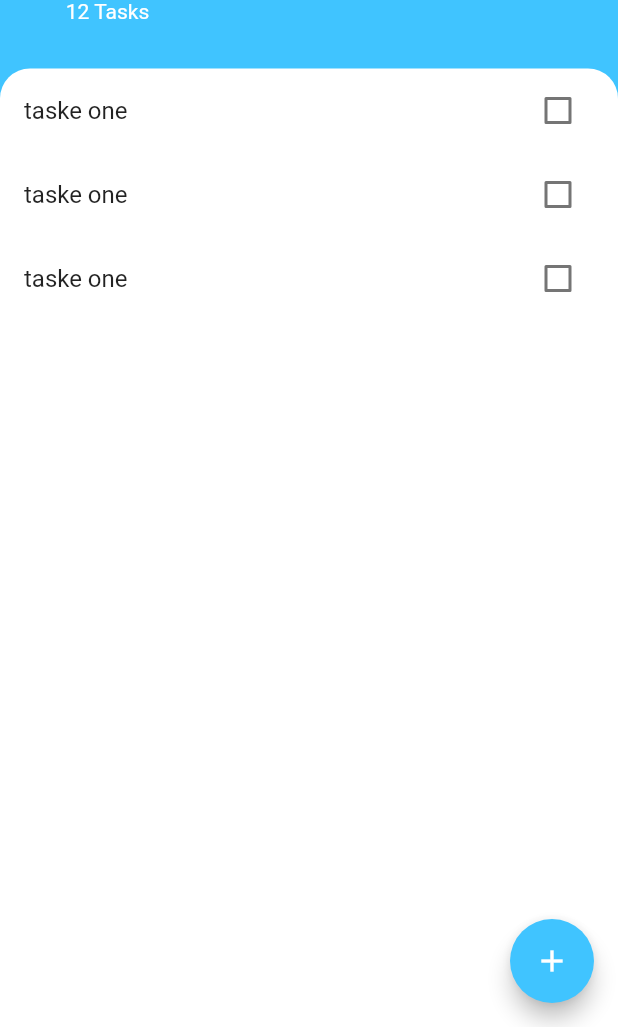
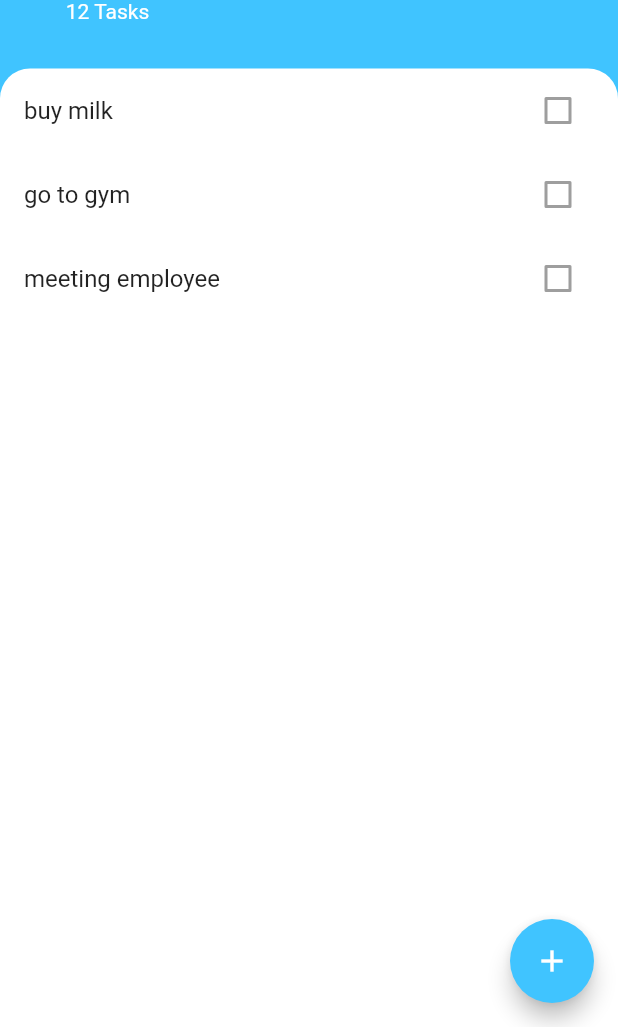
Before and after one commit to Bayan-kawas/todoey, a Flutter app: the screen it shows after launch, on a phone screen of 412 x 824 dp, the part 209-1236 px from its top. Run offline on Flutter 3.47's test engine with Material 2 defaults, Android fonts, the phone set to English and light mode, and no system bars.

Commit message:
make dynamic list of tasks bu using list view builder

```diff
--- a/lib/everyTask.dart
+++ b/lib/everyTask.dart
@@ -1,44 +1,24 @@
 import 'package:flutter/material.dart';
 
-class Task extends StatefulWidget {
-  @override
-  _TaskState createState() => _TaskState();
-}
-
-class _TaskState extends State<Task> {
-  bool isChecked = false;
-
-  void checkboxCallback(bool newValue) {
-    setState(() {
-      isChecked = newValue;
-    });
-  }
-
+class Task extends StatelessWidget {
+  final bool isChecked ;
+  final String textTitle;
+  final Function checkboxCallback;
+  Task({this.isChecked,this.textTitle,this.checkboxCallback});
   @override
   Widget build(BuildContext context) {
     return ListTile(
       title: Text(
-        'taske one',
+        textTitle,
         style: TextStyle(
             decoration: isChecked ? TextDecoration.lineThrough : null),
       ),
-      trailing: TaskCheckbox(isChecked, checkboxCallback),
+      trailing: Checkbox(
+        activeColor: Colors.lightBlueAccent,
+        value: isChecked,
+        onChanged:checkboxCallback,
+
+      ),
     );
   }
 }
-
-class TaskCheckbox extends StatelessWidget {
-  final bool checkboxState;
-  final Function toggleCheckboxState;
-
-  TaskCheckbox(this.checkboxState, this.toggleCheckboxState);
-
-  @override
-  Widget build(BuildContext context) {
-    return Checkbox(
-      activeColor: Colors.lightBlueAccent,
-      value: checkboxState,
-      onChanged: toggleCheckboxState,
-    );
-  }
-}
--- /dev/null
+++ b/lib/models/taskModel.dart
@@ -0,0 +1,12 @@
+class TaskModel{
+
+  String taskName ;
+  bool isDone;
+
+  TaskModel({this.taskName,this.isDone=false});
+
+
+  void toggleDone(){
+    isDone = !isDone;
+  }
+}
--- a/lib/taskScreen.dart
+++ b/lib/taskScreen.dart
@@ -1,9 +1,20 @@
 import 'package:flutter/material.dart';
 import 'addTaskScreen.dart';
 import 'tasksList.dart';
+import 'package:todoey/models/taskModel.dart';
 
-class TaskScreen extends StatelessWidget {
+class TaskScreen extends StatefulWidget {
   //Widget BuildBottomSheet(BuildContext context) => Container();
+  @override
+  _TaskScreenState createState() => _TaskScreenState();
+}
+
+class _TaskScreenState extends State<TaskScreen> {
+  List<TaskModel> tasks = [
+    TaskModel(taskName: "buy milk"),
+    TaskModel(taskName: "go to gym"),
+    TaskModel(taskName: "meeting employee"),
+  ];
 
   @override
   Widget build(BuildContext context) {
@@ -71,7 +82,7 @@ class TaskScreen extends StatelessWidget {
                       topRight: Radius.circular(20),
                     ),
                   ),
-                  child: TaskList()),
+                  child: TaskList(tasks)),
             )
           ],
         ),
--- a/lib/tasksList.dart
+++ b/lib/tasksList.dart
@@ -1,19 +1,25 @@
 import 'package:flutter/material.dart';
 import 'everyTask.dart';
+import 'package:todoey/models/taskModel.dart';
 
-class TaskList extends StatelessWidget {
-  const TaskList({
-    Key key,
-  }) : super(key: key);
+class TaskList extends StatefulWidget {
+  final List tasks;
+  TaskList(this.tasks);
+  @override
+  _TaskListState createState() => _TaskListState();
+}
+
+class _TaskListState extends State<TaskList> {
 
   @override
   Widget build(BuildContext context) {
-    return ListView(
-      children: <Widget>[
-        Task(),
-        Task(),
-        Task(),
-      ],
-    );
+    return ListView.builder(
+        itemCount: widget.tasks.length,
+        itemBuilder: (context, index) {
+          return Task(
+            isChecked: widget.tasks[index].isDone,
+            textTitle: widget.tasks[index].taskName,
+          );
+        });
   }
 }
```
